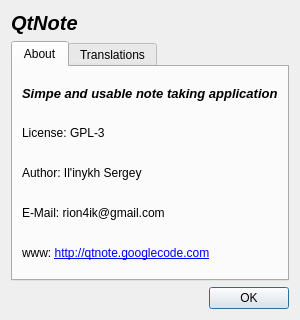
First picture: the form in libqtnote/aboutdlg.ui, repository Ri0n/QtNote, before the edit.
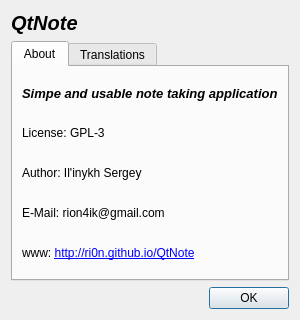
Second picture: the form after the edit. Icons and pictures are not drawn.

Patch:
```diff
--- a/libqtnote/aboutdlg.ui
+++ b/libqtnote/aboutdlg.ui
@@ -103,7 +103,7 @@
        <item>
         <widget class="QLabel" name="label_6">
          <property name="text">
-          <string notr="true">www: &lt;a href=&quot;http://qtnote.googlecode.com/&quot;&gt;http://qtnote.googlecode.com&lt;/a&gt;</string>
+          <string notr="true">www: &lt;a href=&quot;http://ri0n.github.io/QtNote&quot;&gt;http://ri0n.github.io/QtNote&lt;/a&gt;</string>
          </property>
          <property name="openExternalLinks">
           <bool>true</bool>
```
